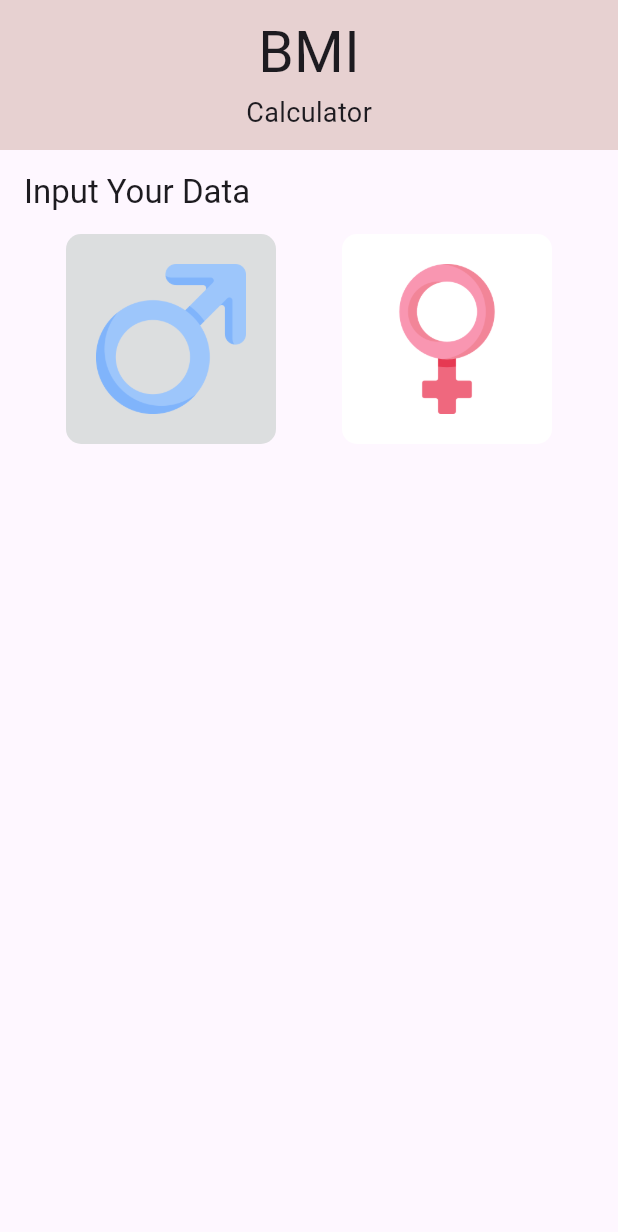
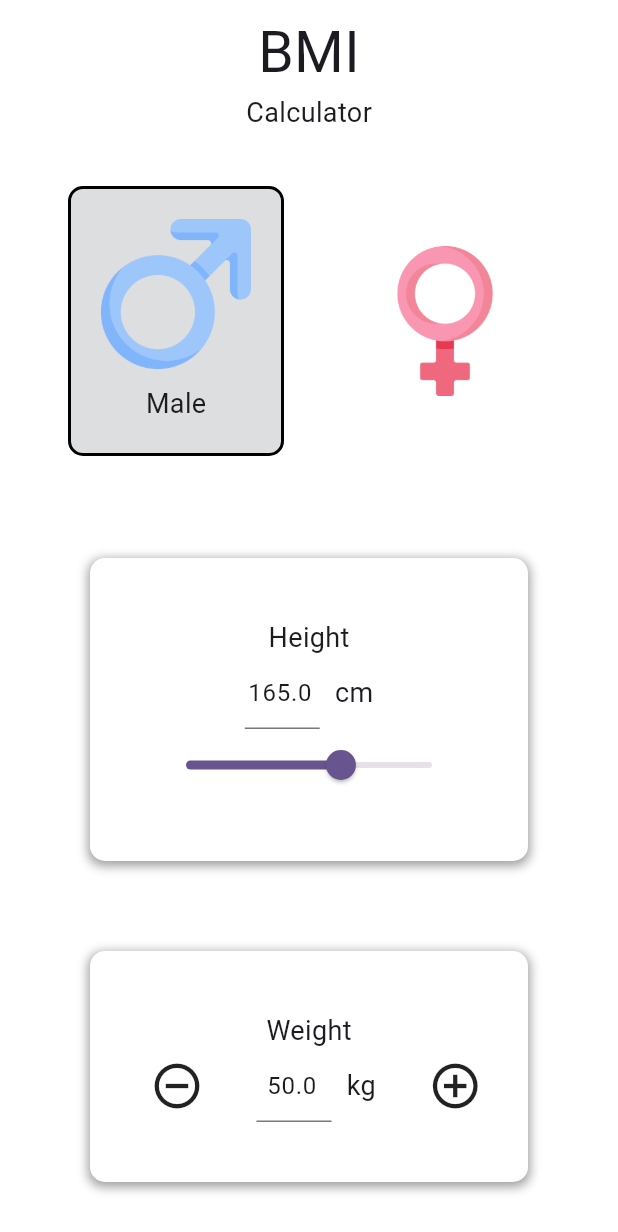
Before and after one commit to enriqqqq/bmi_calculator, a Flutter app: the screen it shows after launch, on a phone screen of 412 x 824 dp. Shown: the top 1232 px of the screen. Run offline on Flutter 3.47's test engine with Material 2 defaults, Android fonts, the light colour scheme and no system bars.

Commit message:
form and result screen

```diff
--- a/lib/form.dart
+++ b/lib/form.dart
@@ -1,5 +1,8 @@
 import 'package:flutter/material.dart';
-import 'gender_item.dart';
+import 'gender_section.dart';
+import 'height_section.dart';
+import 'weight_section.dart';
+import 'result.dart';
 
 class FormApp extends StatefulWidget {
   const FormApp({super.key});
@@ -9,9 +12,13 @@ class FormApp extends StatefulWidget {
 }
 
 class _FormState extends State<FormApp> {
-  var gender = 'male';
-  var height = 0.0;
-  var weight = 0.0;
+  var gender = 'Male';
+  double height = 165.0;
+  double weight = 50.0;
+  double weightIncrement = 1.0;
+
+  final heightController = TextEditingController();
+  final weightController = TextEditingController();
 
   void setGender(clickedGender) {
     setState(() {
@@ -19,37 +26,176 @@ class _FormState extends State<FormApp> {
     });
   }
 
+  void onHeightTextChange(value) {
+    double newValue;
+    try {
+      newValue = double.parse(value);
+    } catch (err) {
+      newValue = 1.0;
+    }
+    if (newValue > 260) {
+      newValue = 260;
+    }
+    if (newValue < 1 || newValue.isNaN) {
+      newValue = 1.0;
+    }
+
+    heightController.text = newValue.toStringAsFixed(1);
+    setState(() {
+      height = newValue;
+    });
+  }
+
+  void onHeightSliderChange(value) {
+    setState(() {
+      height = value;
+      heightController.text = value.toStringAsFixed(1);
+    });
+  }
+
+  void onWeightTextChange(value) {
+    double newValue;
+    try {
+      newValue = double.parse(value);
+    } catch (err) {
+      newValue = 1.0;
+    }
+
+    if (newValue < 1 || newValue.isNaN) {
+      newValue = 1.0;
+    }
+
+    weightController.text = newValue.toStringAsFixed(1);
+    setState(() {
+      weight = newValue;
+    });
+  }
+
+  void onWeightAdd() {
+    double newWeight = weight + weightIncrement;
+
+    weightController.text = newWeight.toStringAsFixed(1);
+    setState(() {
+      weight = newWeight;
+    });
+  }
+
+  void onWeightSubtract() {
+    double newWeight = weight - weightIncrement;
+
+    if (newWeight < 1) {
+      newWeight = 1;
+    }
+
+    weightController.text = newWeight.toStringAsFixed(1);
+    setState(() {
+      weight = newWeight;
+    });
+  }
+
+  void submit() {
+    final double bmi;
+    try {
+      final heightInMeter = height / 100;
+      bmi = weight / (heightInMeter * heightInMeter);
+    } catch (err) {
+      return;
+    }
+
+    final String bmiClass;
+    final String bmiDescription;
+
+    if (gender == 'Male') {
+      if (bmi < 18) {
+        bmiClass = 'Underweight';
+        bmiDescription = 'You are underweight. You need to eat more.';
+      } else if (bmi >= 18 && bmi < 25) {
+        bmiClass = 'Normal';
+        bmiDescription = 'You are normal. Good job!';
+      } else if (bmi >= 25 && bmi <= 27) {
+        bmiClass = 'Overweight';
+        bmiDescription = 'You are overweight. You need to exercise more.';
+      } else {
+        bmiClass = 'Obese';
+        bmiDescription = 'You are obese. You need to exercise more.';
+      }
+    } else {
+      if (bmi < 17) {
+        bmiClass = 'Underweight';
+        bmiDescription = 'You are underweight. You need to eat more.';
+      } else if (bmi >= 17 && bmi < 23) {
+        bmiClass = 'Normal';
+        bmiDescription = 'You are normal. Good job!';
+      } else if (bmi >= 23 && bmi <= 27) {
+        bmiClass = 'Overweight';
+        bmiDescription = 'You are overweight. You need to exercise more.';
+      } else {
+        bmiClass = 'Obese';
+        bmiDescription = 'You are obese. You need to exercise more.';
+      }
+    }
+
+    Navigator.of(context).push(
+      MaterialPageRoute(
+        builder: (_) => Result(
+          bmi: bmi.toStringAsFixed(1),
+          bmiClass: bmiClass,
+          bmiDescription: bmiDescription,
+        ),
+      ),
+    );
+  }
+
   @override
   Widget build(BuildContext context) {
+    heightController.text = height.toStringAsFixed(1);
+    weightController.text = weight.toStringAsFixed(1);
+
     return Scaffold(
-        appBar: AppBar(
-          title: const Text('Input Your Data'),
-        ),
-        body: Container(
-            child: Column(
+      body: Container(
+        color: Colors.white,
+        child: ListView(
           children: [
-            Container(
-              child: Row(
-                mainAxisAlignment: MainAxisAlignment.spaceEvenly,
-                children: [
-                  GenderCard(
-                    value: 'male',
-                    imgUrl: 'assets/images/male.png',
-                    selected: gender == 'male' ? true : false,
-                    tapHandler: setGender,
-                  ),
-                  GenderCard(
-                    value: 'female',
-                    imgUrl: 'assets/images/female.png',
-                    selected: gender == 'female' ? true : false,
-                    tapHandler: setGender,
-                  ),
-                ],
+            GenderSection(
+              gender: gender,
+              setGender: setGender,
+            ),
+            HeightSection(
+              height: height,
+              heightController: heightController,
+              onHeightTextChange: onHeightTextChange,
+              onHeightSliderChange: onHeightSliderChange,
+            ),
+            WeightSection(
+              weight: weight,
+              weightController: weightController,
+              onWeightTextChange: onWeightTextChange,
+              onWeightAdd: onWeightAdd,
+              onWeightSubtract: onWeightSubtract,
+            ),
+            TextButton(
+              onPressed: submit,
+              child: Container(
+                margin: const EdgeInsets.only(bottom: 20.0),
+                padding: const EdgeInsets.only(
+                  top: 10.0,
+                  bottom: 10.0,
+                  left: 30.0,
+                  right: 30.0,
+                ),
+                decoration: BoxDecoration(
+                  borderRadius: BorderRadius.circular(20),
+                  color: Colors.blue,
+                ),
+                child: const Text(
+                  'Calculate',
+                  style: TextStyle(fontSize: 18, color: Colors.white),
+                ),
               ),
             ),
-            Container(),
-            Container(),
           ],
-        )));
+        ),
+      ),
+    );
   }
 }
--- a/lib/gender_item.dart
+++ b/lib/gender_item.dart
@@ -18,13 +18,21 @@ class GenderCard extends StatelessWidget {
   Widget build(BuildContext context) {
     return Container(
       decoration: BoxDecoration(
+        border: selected
+            ? Border.all(
+                width: 2,
+                color: Colors.black,
+              )
+            : null,
         borderRadius: BorderRadius.circular(10),
         color: selected
             ? const Color.fromARGB(255, 220, 222, 223)
             : const Color.fromARGB(255, 255, 255, 255),
       ),
       padding: const EdgeInsets.all(20.0),
-      child: InkWell(
+      child: Column(
+        children: [
+          InkWell(
             onTap: () => tapHandler(value),
             child: Image.asset(
               imgUrl,
@@ -32,6 +40,17 @@ class GenderCard extends StatelessWidget {
               height: 100,
             ),
           ),
+          selected
+              ? Padding(
+                  padding: const EdgeInsets.only(top: 10.0),
+                  child: Text(
+                    value,
+                    style: const TextStyle(fontSize: 18),
+                  ),
+                )
+              : Container(),
+        ],
+      ),
     );
   }
 }
--- /dev/null
+++ b/lib/gender_section.dart
@@ -0,0 +1,38 @@
+import 'package:flutter/material.dart';
+import 'package:bmi_calculator/gender_item.dart';
+
+class GenderSection extends StatelessWidget {
+  final String gender;
+  final Function setGender;
+
+  const GenderSection({
+    required this.gender,
+    required this.setGender,
+    super.key,
+  });
+
+  @override
+  Widget build(BuildContext context) {
+    return Container(
+      margin: const EdgeInsets.only(top: 16.0),
+      padding: const EdgeInsets.all(8.0),
+      child: Row(
+        mainAxisAlignment: MainAxisAlignment.spaceEvenly,
+        children: [
+          GenderCard(
+            value: 'Male',
+            imgUrl: 'assets/images/male.png',
+            selected: gender == 'Male' ? true : false,
+            tapHandler: setGender,
+          ),
+          GenderCard(
+            value: 'Female',
+            imgUrl: 'assets/images/female.png',
+            selected: gender == 'Female' ? true : false,
+            tapHandler: setGender,
+          ),
+        ],
+      ),
+    );
+  }
+}
--- a/lib/header.dart
+++ b/lib/header.dart
@@ -8,7 +8,8 @@ class Header extends StatelessWidget implements PreferredSizeWidget {
   @override
   Widget build(BuildContext context) {
     return AppBar(
-      backgroundColor: const Color.fromARGB(255, 231, 209, 209),
+      scrolledUnderElevation: 0,
+      backgroundColor: const Color.fromARGB(255, 255, 255, 255),
       flexibleSpace: const Padding(
         padding: EdgeInsets.all(8.0),
         child: Column(
--- /dev/null
+++ b/lib/height_section.dart
@@ -0,0 +1,71 @@
+import 'package:flutter/material.dart';
+import 'package:flutter/services.dart';
+
+class HeightSection extends StatelessWidget {
+  final TextEditingController heightController;
+  final Function onHeightSliderChange;
+  final Function onHeightTextChange;
+  final double height;
+
+  const HeightSection({
+    required this.heightController,
+    required this.onHeightTextChange,
+    required this.onHeightSliderChange,
+    required this.height,
+    super.key,
+  });
+
+  @override
+  Widget build(BuildContext context) {
+    return Container(
+      decoration: BoxDecoration(
+        borderRadius: BorderRadius.circular(10),
+        color: Colors.white,
+        boxShadow: const [
+          BoxShadow(
+            color: Colors.grey,
+            offset: Offset(0.0, 2.0), // shadow direction: bottom center
+            blurRadius: 5.0, // blur radius
+            spreadRadius: 1.0, // spread radius
+          ),
+        ],
+      ),
+      margin: const EdgeInsets.only(top: 60.0, left: 60.0, right: 60.0),
+      padding: const EdgeInsets.all(40.0),
+      child: Column(
+        children: [
+          const Text(
+            'Height',
+            style: TextStyle(fontSize: 18),
+          ),
+          Row(
+            mainAxisAlignment: MainAxisAlignment.center,
+            children: [
+              Container(
+                margin: const EdgeInsets.only(right: 10.0),
+                width: 50,
+                child: TextField(
+                  textAlign: TextAlign.center,
+                  controller: heightController,
+                  onChanged: (value) => onHeightTextChange(value),
+                  keyboardType:
+                      const TextInputType.numberWithOptions(decimal: true),
+                  inputFormatters: [FilteringTextInputFormatter.digitsOnly],
+                ),
+              ),
+              const Text('cm', style: TextStyle(fontSize: 18)),
+            ],
+          ),
+          Slider(
+            value: height,
+            min: 1,
+            max: 260,
+            divisions: 2600,
+            label: height.toStringAsFixed(1),
+            onChanged: (double value) => onHeightSliderChange(value),
+          ),
+        ],
+      ),
+    );
+  }
+}
--- a/lib/main.dart
+++ b/lib/main.dart
@@ -12,7 +12,7 @@ class MyApp extends StatelessWidget {
   @override
   Widget build(BuildContext context) {
     return MaterialApp(
-      title: 'Flutter Demo',
+      title: 'BMI Calculator',
       theme: ThemeData(
         colorScheme: ColorScheme.fromSeed(seedColor: Colors.deepPurple),
         useMaterial3: true,
--- /dev/null
+++ b/lib/weight_section.dart
@@ -0,0 +1,80 @@
+import 'package:flutter/material.dart';
+import 'package:flutter/services.dart';
+
+class WeightSection extends StatelessWidget {
+  final double weight;
+  final TextEditingController weightController;
+  final Function onWeightTextChange;
+  final Function onWeightAdd;
+  final Function onWeightSubtract;
+
+  const WeightSection({
+    required this.weight,
+    required this.weightController,
+    required this.onWeightTextChange,
+    required this.onWeightAdd,
+    required this.onWeightSubtract,
+    super.key,
+  });
+
+  @override
+  Widget build(BuildContext context) {
+    return Container(
+      decoration: BoxDecoration(
+        borderRadius: BorderRadius.circular(10),
+        color: Colors.white,
+        boxShadow: const [
+          BoxShadow(
+            color: Colors.grey,
+            offset: Offset(0.0, 2.0), // shadow direction: bottom center
+            blurRadius: 5.0, // blur radius
+            spreadRadius: 1.0, // spread radius
+          ),
+        ],
+      ),
+      margin: const EdgeInsets.all(60.0),
+      padding: const EdgeInsets.all(40.0),
+      child: Column(children: [
+        const Text('Weight', style: TextStyle(fontSize: 18)),
+        Row(
+          mainAxisAlignment: MainAxisAlignment.center,
+          children: [
+            Container(
+              margin: const EdgeInsets.only(right: 35.0),
+              child: InkWell(
+                onTap: () => onWeightSubtract(),
+                child: const Icon(
+                  Icons.remove_circle_outline,
+                  size: 36,
+                ),
+              ),
+            ),
+            Container(
+              margin: const EdgeInsets.only(right: 10.0),
+              width: 50,
+              child: TextField(
+                textAlign: TextAlign.center,
+                controller: weightController,
+                onChanged: (value) => onWeightTextChange(value),
+                keyboardType:
+                    const TextInputType.numberWithOptions(decimal: true),
+                inputFormatters: [FilteringTextInputFormatter.digitsOnly],
+              ),
+            ),
+            const Text('kg', style: TextStyle(fontSize: 18)),
+            Container(
+              margin: const EdgeInsets.only(left: 35.0),
+              child: InkWell(
+                onTap: () => onWeightAdd(),
+                child: const Icon(
+                  Icons.add_circle_outline,
+                  size: 36,
+                ),
+              ),
+            ),
+          ],
+        )
+      ]),
+    );
+  }
+}
```
Also changed, not shown: lib/result.dart (added, +90 -0 lines). Lines whose indentation alone changed are shown as unchanged.
